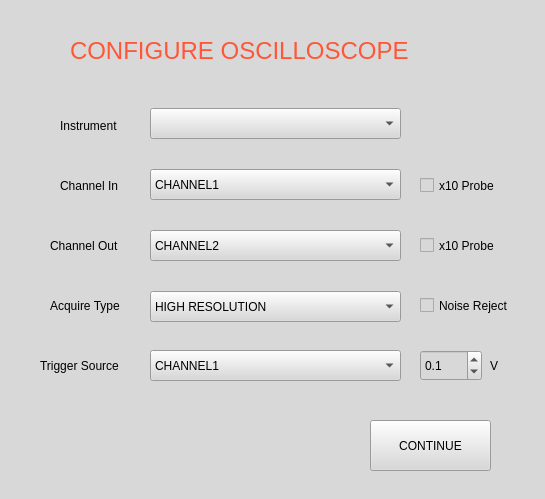
Old version of the form BodeManagement/UIManagement/configureOsc.ui in the repository scheinpablo/AutoBodeGenerator-TIVisa.
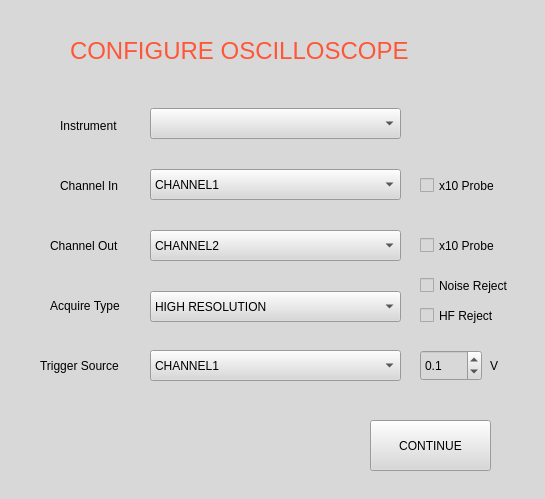
New version of the form.

Patch:
```diff
--- a/BodeManagement/UIManagement/configureOsc.ui
+++ b/BodeManagement/UIManagement/configureOsc.ui
@@ -217,7 +217,7 @@
     <property name="geometry">
      <rect>
       <x>420</x>
-      <y>290</y>
+      <y>270</y>
       <width>101</width>
       <height>31</height>
      </rect>
@@ -357,6 +357,19 @@
      <string>V</string>
     </property>
    </widget>
+   <widget class="QCheckBox" name="highFreqBox">
+    <property name="geometry">
+     <rect>
+      <x>420</x>
+      <y>300</y>
+      <width>101</width>
+      <height>31</height>
+     </rect>
+    </property>
+    <property name="text">
+     <string>HF Reject</string>
+    </property>
+   </widget>
   </widget>
   <widget class="QStatusBar" name="statusbar"/>
  </widget>
```
